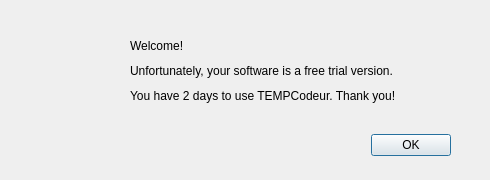
First picture: the form in ui/introex2_window.ui, repository zvsuarez/sonde, before the edit.
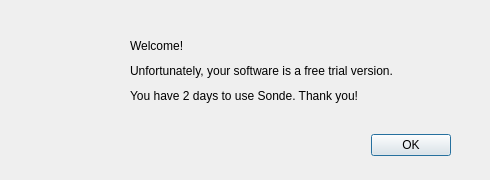
Second picture: the form after the edit. Icons and pictures are not drawn.

Patch:
```diff
--- a/ui/introex2_window.ui
+++ b/ui/introex2_window.ui
@@ -83,7 +83,7 @@
     </font>
    </property>
    <property name="text">
-    <string>You have 2 days to use TEMPCodeur. Thank you!</string>
+    <string>You have 2 days to use Sonde. Thank you!</string>
    </property>
   </widget>
   <widget class="QLabel" name="label_4">
```
Left out of the diff: 4 changed lines with no effect on the pictures.
